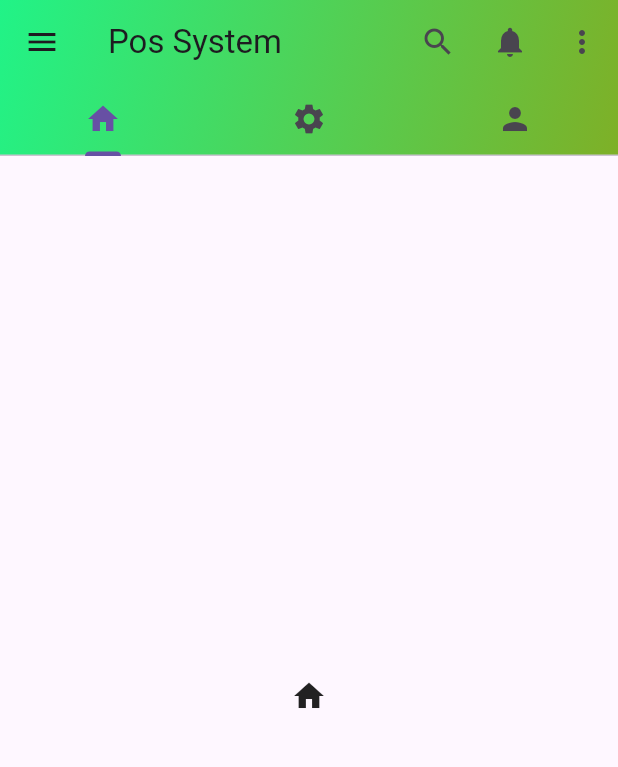
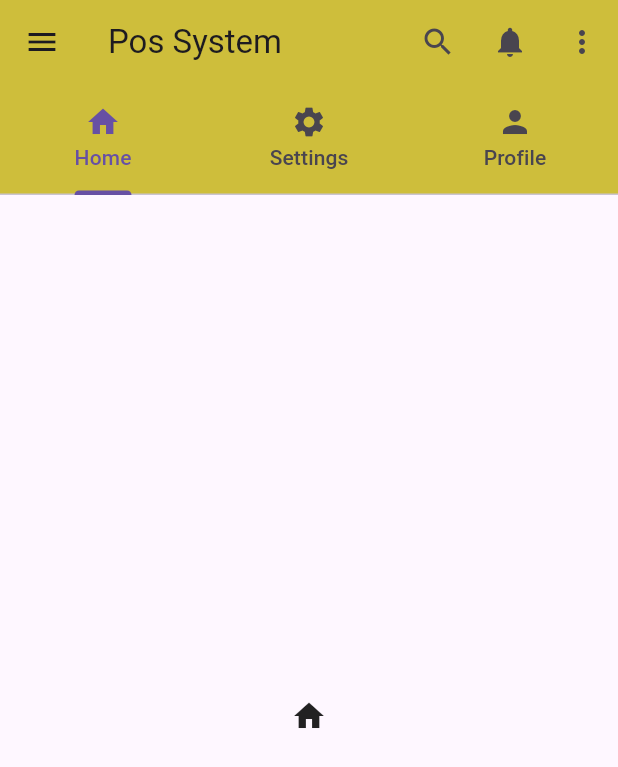
Before and after one commit to Harsha24798/ticket_app, a Flutter app: the screen it shows after launch, on a phone screen of 412 x 824 dp. Shown: the top 767 px of the screen. Run offline on Flutter 3.47's test engine with Material 3 defaults, Android fonts, the phone set to English and light mode, and no system bars.

Commit message:
Enhance MyApp and MyHomePage structure for improved UI consistency and readability

```diff
--- a/lib/main.dart
+++ b/lib/main.dart
@@ -9,7 +9,7 @@ class MyApp extends StatelessWidget {
 
   @override
   Widget build(BuildContext context) {
-    return MaterialApp(home: MyHomePage());
+    return MaterialApp(debugShowCheckedModeBanner: false, home: MyHomePage());
   }
 }
 
@@ -48,25 +48,15 @@ class MyHomePage extends StatelessWidget {
               },
             ),
           ],
-          flexibleSpace: Container(
-            decoration: BoxDecoration(
-              gradient: LinearGradient(
-                colors: [
-                  const Color.fromARGB(255, 33, 243, 135),
-                  const Color.fromARGB(255, 126, 176, 39),
-                ],
-                begin: Alignment.topLeft,
-                end: Alignment.bottomRight,
-              ),
-            ),
-          ),
+          flexibleSpace: Container(decoration: BoxDecoration()),
           title: Text('Pos System'),
-          backgroundColor: Colors.blueAccent,
+          backgroundColor: const Color.fromARGB(255, 223, 208, 42),
+          elevation: 20.0,
           bottom: TabBar(
             tabs: [
-              Tab(icon: Icon(Icons.home)),
-              Tab(icon: Icon(Icons.settings)),
-              Tab(icon: Icon(Icons.person)),
+              Tab(icon: Icon(Icons.home), text: 'Home'),
+              Tab(icon: Icon(Icons.settings), text: 'Settings'),
+              Tab(icon: Icon(Icons.person), text: 'Profile'),
             ],
           ),
         ),
```
